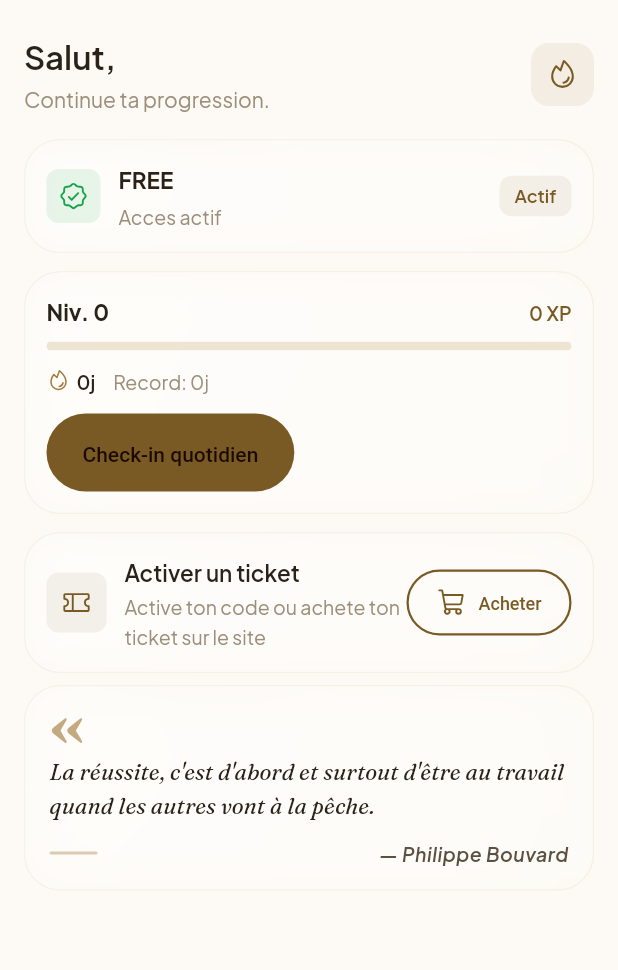
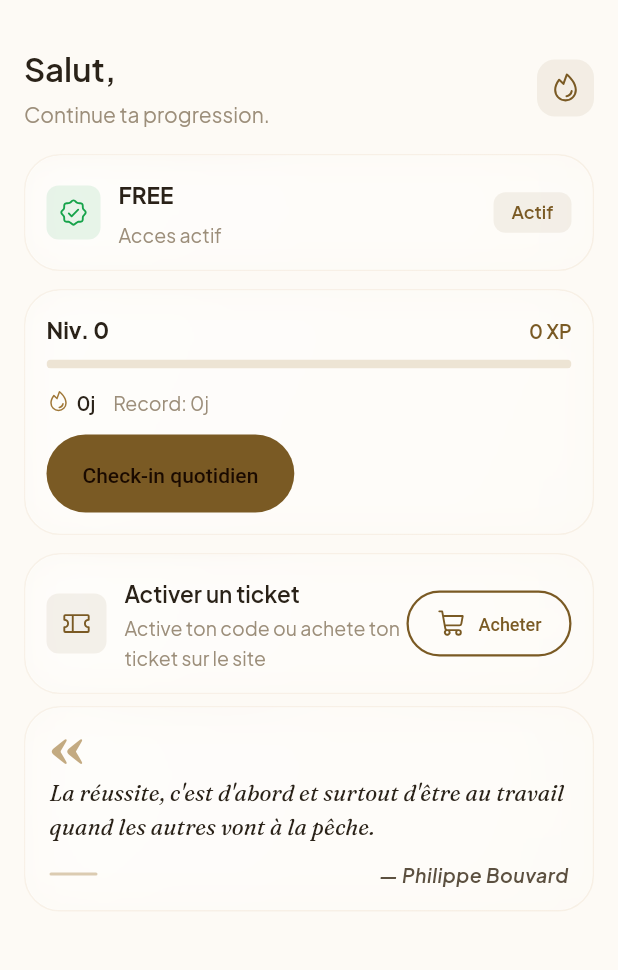
Before and after one commit to Jean-Paul15/EduQuest, a Flutter app: the HomePage screen opened directly with empty values, on a phone screen of 412 x 824 dp, the part 62-1032 px from its top. Run offline on Flutter 3.47's test engine with Material 3 defaults, Android fonts, the phone set to English and light mode, and no system bars; our stand-ins replace app_links, device_info_plus, flutter_dotenv, flutter_local_notifications, flutter_markdown, flutter_native_splash and 16 more; missing offline and left inert: encrypt, home_widget, onesignal_flutter, screen_protector, syncfusion_flutter_pdfviewer; accounts and stored records are empty; network calls fail.

Commit message:
fix(ui): ameliore l'aeration des ecrans principaux
- home_body: top padding 8→16px (s4), gap greeting 2→4px (s1), fire icon padding 10→8px (s2)
- login_layout: horizontal padding 24→s6, ajout import design_tokens, espacements RuachSpace
- gamification_panel: gaps 10→12px (s3), wrap spacing 6→8px (s2), hauteur 8→s2
- access_banner: gap sous-titre 2→4px (s1), padding badge 10→12px (s3)
- intro_bottom_section: left padding 6→4px (s1)

Co-Authored-By: Claude Opus 4.8 (1M context) <noreply@anthropic.com>

```diff
--- a/lib/features/auth/presentation/login_layout.dart
+++ b/lib/features/auth/presentation/login_layout.dart
@@ -3,6 +3,7 @@ import 'package:eduquest/features/auth/presentation/login_email_form.dart';
 import 'package:eduquest/features/auth/presentation/login_header.dart';
 import 'package:eduquest/features/auth/presentation/login_or_divider.dart';
 import 'package:eduquest/features/auth/presentation/login_social_buttons.dart';
+import 'package:eduquest/shared/ui/design_tokens.dart';
 import 'package:flutter/material.dart';
 
 class LoginLayout extends StatelessWidget {
@@ -41,7 +42,7 @@ class LoginLayout extends StatelessWidget {
       body: SafeArea(
         child: Center(
           child: SingleChildScrollView(
-            padding: const EdgeInsets.symmetric(horizontal: 24),
+            padding: EdgeInsets.symmetric(horizontal: RuachSpace.s6),
             child: ConstrainedBox(
               constraints: const BoxConstraints(maxWidth: 400),
               child: Column(
@@ -58,9 +59,9 @@ class LoginLayout extends StatelessWidget {
                     ),
                   if (options.emailPassword) ...[
                     if (options.google || options.apple) ...[
-                      const SizedBox(height: 8),
+                      SizedBox(height: RuachSpace.s2),
                       const LoginOrDivider(),
-                      const SizedBox(height: 16),
+                      SizedBox(height: RuachSpace.s4),
                     ],
                     LoginEmailForm(
                       email: email,
--- a/lib/features/gamification/presentation/widgets/gamification_panel.dart
+++ b/lib/features/gamification/presentation/widgets/gamification_panel.dart
@@ -49,9 +49,9 @@ class GamificationPanel extends StatelessWidget {
               ),
             ],
           ),
-          const SizedBox(height: 8),
+          const SizedBox(height: RuachSpace.s2),
           RuachProgressBar(value: state.levelProgress),
-          const SizedBox(height: 10),
+          const SizedBox(height: RuachSpace.s3),
           Row(
             children: [
               Icon(
@@ -59,7 +59,7 @@ class GamificationPanel extends StatelessWidget {
                 size: 16,
                 color: RuachColors.gold600,
               ),
-              const SizedBox(width: 4),
+              const SizedBox(width: RuachSpace.s1),
               Text(
                 '${state.streakDays}j',
                 style: const TextStyle(
@@ -79,10 +79,10 @@ class GamificationPanel extends StatelessWidget {
             ],
           ),
           if (quests.isNotEmpty) ...[
-            const SizedBox(height: 10),
+            const SizedBox(height: RuachSpace.s3),
             Wrap(
-              spacing: 6,
-              runSpacing: 6,
+              spacing: RuachSpace.s2,
+              runSpacing: RuachSpace.s2,
               children: quests.map((q) => QuestBadge(quest: q)).toList(),
             ),
           ],
--- a/lib/features/home/presentation/widgets/access_banner.dart
+++ b/lib/features/home/presentation/widgets/access_banner.dart
@@ -54,7 +54,7 @@ class AccessBanner extends StatelessWidget {
                     color: RuachColors.cream900,
                   ),
                 ),
-                const SizedBox(height: 2),
+                const SizedBox(height: RuachSpace.s1),
                 Text(
                   subtitle,
                   style: TextStyle(
@@ -66,7 +66,7 @@ class AccessBanner extends StatelessWidget {
             ),
           ),
           Container(
-            padding: const EdgeInsets.symmetric(horizontal: 10, vertical: 4),
+            padding: const EdgeInsets.symmetric(horizontal: RuachSpace.s3, vertical: RuachSpace.s1),
             decoration: BoxDecoration(
               color: s.primary.withValues(alpha: .08),
               borderRadius: BorderRadius.circular(RuachRadius.sm),
--- a/lib/features/home/presentation/widgets/home_body.dart
+++ b/lib/features/home/presentation/widgets/home_body.dart
@@ -35,7 +35,7 @@ class HomeBody extends StatelessWidget {
     final tx = Theme.of(context).textTheme;
     return ListView(
       physics: const AlwaysScrollableScrollPhysics(),
-      padding: const EdgeInsets.fromLTRB(RuachSpace.s4, RuachSpace.s2, RuachSpace.s4, RuachSpace.s6),
+      padding: const EdgeInsets.fromLTRB(RuachSpace.s4, RuachSpace.s4, RuachSpace.s4, RuachSpace.s6),
       children: [
         Row(
           children: [
@@ -47,7 +47,7 @@ class HomeBody extends StatelessWidget {
                     'Salut, $displayName',
                     style: tx.headlineMedium?.copyWith(color: RuachColors.cream900),
                   ),
-                  const SizedBox(height: 2),
+                  const SizedBox(height: RuachSpace.s1),
                   Text(
                     'Continue ta progression.',
                     style: tx.bodyMedium?.copyWith(color: RuachColors.cream500),
@@ -56,7 +56,7 @@ class HomeBody extends StatelessWidget {
               ),
             ),
             Container(
-              padding: const EdgeInsets.all(10),
+              padding: const EdgeInsets.all(RuachSpace.s2),
               decoration: BoxDecoration(
                 color: s.primary.withValues(alpha: .08),
                 borderRadius: BorderRadius.circular(RuachRadius.md),
--- a/lib/features/onboarding/presentation/intro_bottom_section.dart
+++ b/lib/features/onboarding/presentation/intro_bottom_section.dart
@@ -51,7 +51,7 @@ class IntroBottomSection extends StatelessWidget {
             ),
             if (legalLoading)
               const Padding(
-                padding: EdgeInsets.only(left: 6),
+                padding: EdgeInsets.only(left: RuachSpace.s1),
                 child: SizedBox(
                   width: 14,
                   height: 14,
```
